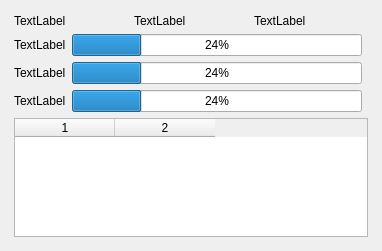
Above: design.ui from Odizinne/QServer-Monitor before the change. Below: the same form after it.
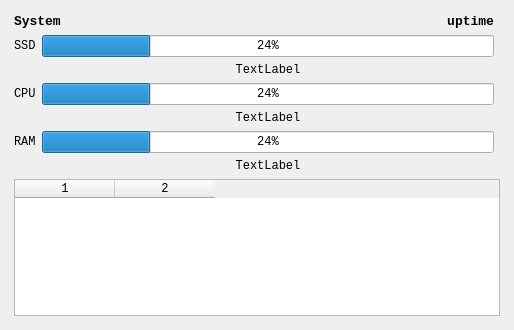
That is the form after the change.

Commit message: ui rework, port to pyqt6

The edit to the form file:
```diff
--- a/design.ui
+++ b/design.ui
@@ -6,8 +6,8 @@
    <rect>
     <x>0</x>
     <y>0</y>
-    <width>382</width>
-    <height>251</height>
+    <width>514</width>
+    <height>330</height>
    </rect>
   </property>
   <property name="sizePolicy">
@@ -26,6 +26,11 @@
      <verstretch>0</verstretch>
     </sizepolicy>
    </property>
+   <property name="font">
+    <font>
+     <family>Monospace</family>
+    </font>
+   </property>
    <layout class="QGridLayout" name="gridLayout_2">
     <item row="2" column="0">
      <layout class="QGridLayout" name="gridLayout">
@@ -44,48 +49,14 @@
       <property name="bottomMargin">
        <number>5</number>
       </property>
-      <item row="3" column="0">
-       <widget class="QLabel" name="cpuLabel">
-        <property name="text">
-         <string>TextLabel</string>
-        </property>
-       </widget>
-      </item>
       <item row="4" column="1">
-       <widget class="QProgressBar" name="ramProgressBar">
-        <property name="sizePolicy">
-         <sizepolicy hsizetype="Expanding" vsizetype="Fixed">
-          <horstretch>0</horstretch>
-          <verstretch>0</verstretch>
-         </sizepolicy>
-        </property>
-        <property name="value">
-         <number>24</number>
-        </property>
-       </widget>
-      </item>
-      <item row="3" column="1">
        <widget class="QProgressBar" name="cpuProgressBar">
         <property name="value">
          <number>24</number>
         </property>
        </widget>
       </item>
-      <item row="2" column="0">
-       <widget class="QLabel" name="storageLabel">
-        <property name="text">
-         <string>TextLabel</string>
-        </property>
-       </widget>
-      </item>
-      <item row="2" column="1">
-       <widget class="QProgressBar" name="storageProgressBar">
-        <property name="value">
-         <number>24</number>
-        </property>
-       </widget>
-      </item>
-      <item row="5" column="0" colspan="3">
+      <item row="8" column="0" colspan="3">
        <widget class="QTableWidget" name="tableWidget">
         <property name="sizePolicy">
          <sizepolicy hsizetype="Expanding" vsizetype="Expanding">
@@ -104,37 +75,114 @@
        </widget>
       </item>
       <item row="4" column="0">
-       <widget class="QLabel" name="ramLabel">
+       <widget class="QLabel" name="cpuLabel">
         <property name="text">
+         <string>CPU</string>
+        </property>
+       </widget>
+      </item>
+      <item row="5" column="1">
+       <widget class="QLabel" name="cpuValueLabel">
+        <property name="text">
          <string>TextLabel</string>
         </property>
+        <property name="alignment">
+         <set>Qt::AlignmentFlag::AlignCenter</set>
+        </property>
        </widget>
       </item>
-      <item row="0" column="0" rowspan="2" colspan="3">
+      <item row="3" column="1">
+       <widget class="QLabel" name="storageValueLabel">
+        <property name="text">
+         <string>TextLabel</string>
+        </property>
+        <property name="alignment">
+         <set>Qt::AlignmentFlag::AlignCenter</set>
+        </property>
+       </widget>
+      </item>
+      <item row="6" column="1">
+       <widget class="QProgressBar" name="ramProgressBar">
+        <property name="sizePolicy">
+         <sizepolicy hsizetype="Expanding" vsizetype="Fixed">
+          <horstretch>0</horstretch>
+          <verstretch>0</verstretch>
+         </sizepolicy>
+        </property>
+        <property name="value">
+         <number>24</number>
+        </property>
+        <property name="format">
+         <string>%p%</string>
+        </property>
+       </widget>
+      </item>
+      <item row="2" column="1">
+       <widget class="QProgressBar" name="storageProgressBar">
+        <property name="value">
+         <number>24</number>
+        </property>
+       </widget>
+      </item>
+      <item row="0" column="0" rowspan="2" colspan="2">
        <layout class="QGridLayout" name="gridLayout_3">
         <item row="0" column="1">
-         <widget class="QLabel" name="kernelLabel">
+         <widget class="QLabel" name="uptimeLabel">
+          <property name="font">
+           <font>
+            <family>Monospace</family>
+            <pointsize>10</pointsize>
+            <bold>true</bold>
+           </font>
+          </property>
           <property name="text">
-           <string>TextLabel</string>
+           <string>uptime</string>
+          </property>
+          <property name="alignment">
+           <set>Qt::AlignmentFlag::AlignRight|Qt::AlignmentFlag::AlignTrailing|Qt::AlignmentFlag::AlignVCenter</set>
           </property>
          </widget>
         </item>
         <item row="0" column="0">
          <widget class="QLabel" name="distroLabel">
-          <property name="text">
-           <string>TextLabel</string>
+          <property name="font">
+           <font>
+            <family>Monospace</family>
+            <pointsize>10</pointsize>
+            <bold>true</bold>
+           </font>
           </property>
-         </widget>
-        </item>
-        <item row="0" column="2">
-         <widget class="QLabel" name="uptimeLabel">
           <property name="text">
-           <string>TextLabel</string>
+           <string>System</string>
           </property>
          </widget>
         </item>
        </layout>
       </item>
+      <item row="2" column="0">
+       <widget class="QLabel" name="storageLabel">
+        <property name="text">
+         <string>SSD</string>
+        </property>
+       </widget>
+      </item>
+      <item row="6" column="0">
+       <widget class="QLabel" name="ramLabel">
+        <property name="text">
+         <string>RAM</string>
+        </property>
+       </widget>
+      </item>
+      <item row="7" column="1">
+       <widget class="QLabel" name="ramValueLabel">
+        <property name="text">
+         <string>TextLabel</string>
+        </property>
+        <property name="alignment">
+         <set>Qt::AlignmentFlag::AlignCenter</set>
+        </property>
+       </widget>
+      </item>
      </layout>
     </item>
    </layout>
```
Left out of the diff: 2 changed lines with no effect on the pictures. The commit also changes 2 other files.
